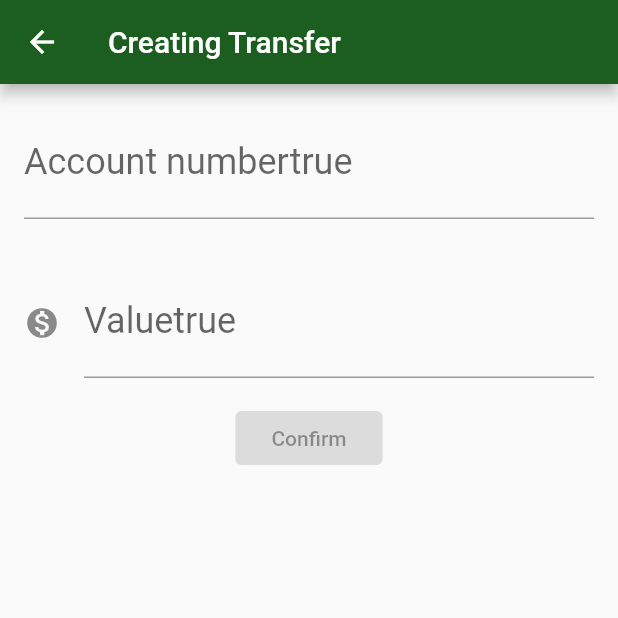
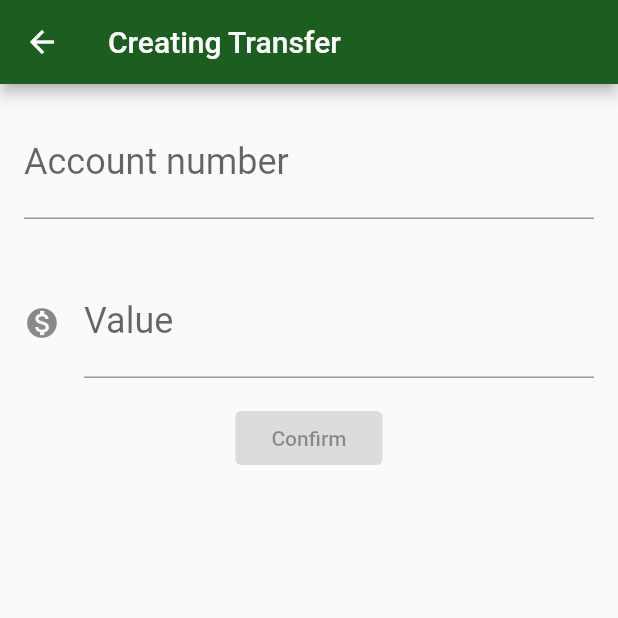
Before and after one commit to tiagolpadua/flutter-mo20-082020, a Flutter app: the TransferForm screen opened directly, on a phone screen of 412 x 824 dp, the top half of it. Run offline on Flutter 3.47's test engine with Material 2 defaults, Android fonts, the phone set to English and light mode, and no system bars.

Commit message:
challange c5

```diff
--- a/lib/components/editor.dart
+++ b/lib/components/editor.dart
@@ -20,7 +20,7 @@ class Editor extends StatelessWidget {
         ),
         decoration: InputDecoration(
           icon: icon != null ? Icon(icon) : null,
-          labelText: label + '$hasError',
+          labelText: label,
           hintText: hint,
           focusedBorder: new OutlineInputBorder(
             borderSide:
```
